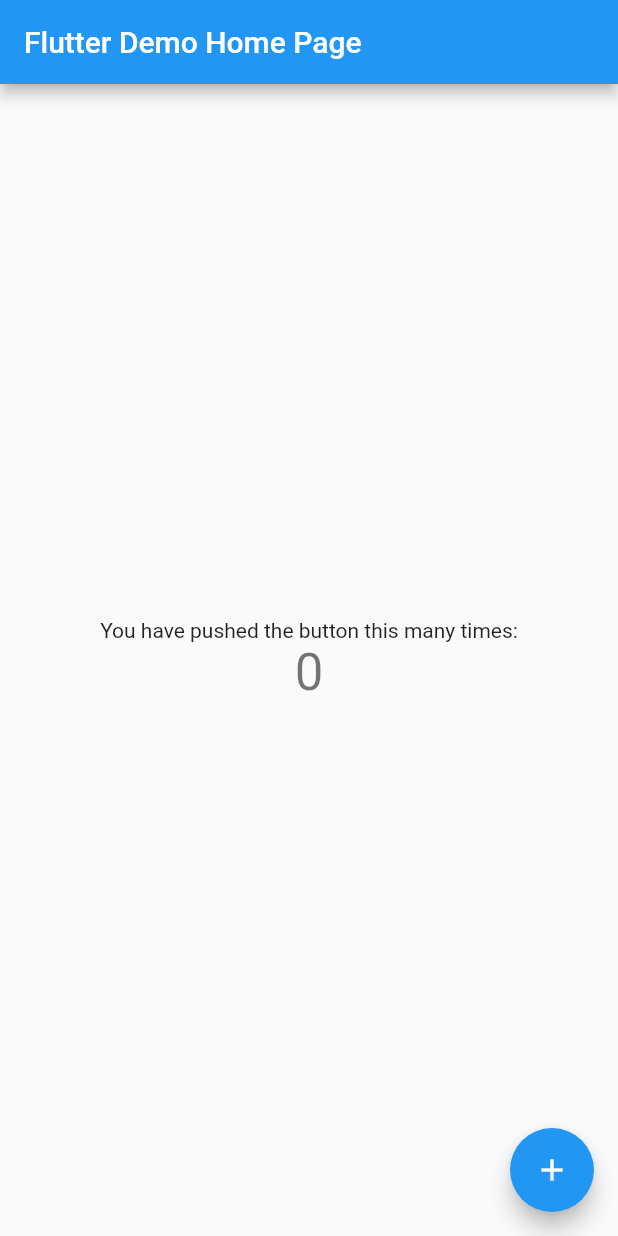
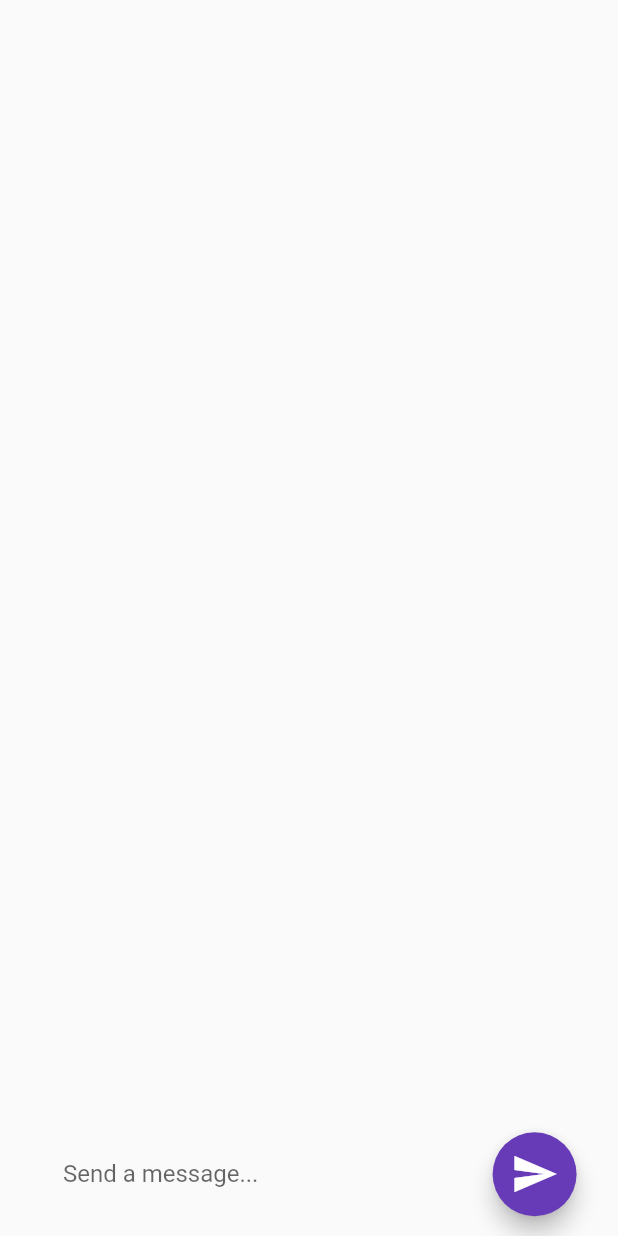
Before and after one commit to mattiaskjellsson/flutter-chat-front, a Flutter app: the screen it shows after launch, on a phone screen of 412 x 824 dp. Run offline on Flutter 3.47's test engine with Material 2 defaults, Android fonts, the phone set to English and light mode, and no system bars; missing offline and left inert: flutter_socket_io.

Commit message:
Add some stuff and things.

```diff
--- /dev/null
+++ b/lib/HomePage.dart
@@ -0,0 +1,137 @@
+import 'dart:convert';
+import 'package:flutter/material.dart';
+import 'package:flutter_socket_io/flutter_socket_io.dart';
+import 'package:flutter_socket_io/socket_io_manager.dart';
+
+class HomePage extends StatefulWidget {
+  @override
+  _HomePageState createState() => _HomePageState();
+}
+
+class _HomePageState extends State<HomePage> {
+  late SocketIO socketIO;
+  late List<String> messages;
+  late double height;
+  late double width;
+  late TextEditingController edit;
+  late ScrollController scroll;
+
+  @override
+  void initState() {
+    messages = [];
+    edit = TextEditingController();
+    scroll = ScrollController();
+
+    socketIO = SocketIOManager().createSocketIO(
+      'localhost',
+      '/',
+    );
+    socketIO.init();
+    socketIO.subscribe('receive_message', (jsonData) {
+      Map<String, dynamic> data = json.decode(jsonData);
+      this.setState(() => messages.add(data['message']));
+      scroll.animateTo(
+        scroll.position.maxScrollExtent,
+        duration: Duration(milliseconds: 600),
+        curve: Curves.ease,
+      );
+    });
+    socketIO.connect();
+
+    super.initState();
+  }
+
+  Widget buildSingleMessage(int index) {
+    return Container(
+      alignment: Alignment.centerLeft,
+      child: Container(
+        padding: const EdgeInsets.all(16.0),
+        margin: const EdgeInsets.only(bottom: 16.0, left: 16.0),
+        decoration: BoxDecoration(
+          color: Colors.deepPurple,
+          borderRadius: BorderRadius.circular(16.0),
+        ),
+        child: Text(
+          messages[index],
+          style: TextStyle(color: Colors.white, fontSize: 16.0),
+        ),
+      ),
+    );
+  }
+
+  Widget buildMessageList() {
+    return Container(
+      height: height * 0.8,
+      width: width,
+      child: ListView.builder(
+        controller: scroll,
+        itemCount: messages.length,
+        itemBuilder: (BuildContext context, int index) {
+          return buildSingleMessage(index);
+        },
+      ),
+    );
+  }
+
+  Widget buildChatInput() {
+    return Container(
+      width: width * 0.7,
+      padding: const EdgeInsets.all(2.0),
+      margin: const EdgeInsets.only(left: 40.0),
+      child: TextField(
+        decoration: InputDecoration.collapsed(
+          hintText: 'Send a message...',
+        ),
+        controller: edit,
+      ),
+    );
+  }
+
+  Widget buildSendButton() {
+    return FloatingActionButton(
+      backgroundColor: Colors.deepPurple,
+      onPressed: () {
+        if (edit.text.isNotEmpty) {
+          socketIO.sendMessage(
+              'send_message', json.encode({'message': edit.text}));
+          this.setState(() => messages.add(edit.text));
+          edit.text = '';
+          scroll.animateTo(
+            scroll.position.maxScrollExtent,
+            duration: Duration(milliseconds: 600),
+            curve: Curves.ease,
+          );
+        }
+      },
+      child: Icon(
+        Icons.send,
+        size: 32,
+      ),
+    );
+  }
+
+  Widget buildInputArea() {
+    return Container(
+      height: height * 0.1,
+      width: width,
+      child: Row(children: <Widget>[
+        buildChatInput(),
+        buildSendButton(),
+      ]),
+    );
+  }
+
+  @override
+  Widget build(BuildContext context) {
+    height = MediaQuery.of(context).size.height;
+    width = MediaQuery.of(context).size.width;
+    return Scaffold(
+      body: SingleChildScrollView(
+          child: Column(children: <Widget>[
+        SizedBox(height: height * 0.1),
+        buildMessageList(),
+        buildInputArea(),
+      ])),
+    );
+  }
+}
--- a/lib/main.dart
+++ b/lib/main.dart
@@ -1,113 +1,19 @@
 import 'package:flutter/material.dart';
+import './HomePage.dart';
 
 void main() {
   runApp(MyApp());
 }
 
 class MyApp extends StatelessWidget {
-  // This widget is the root of your application.
   @override
   Widget build(BuildContext context) {
     return MaterialApp(
       title: 'Flutter Demo',
       theme: ThemeData(
-        // This is the theme of your application.
-        //
-        // Try running your application with "flutter run". You'll see the
-        // application has a blue toolbar. Then, without quitting the app, try
-        // changing the primarySwatch below to Colors.green and then invoke
-        // "hot reload" (press "r" in the console where you ran "flutter run",
-        // or simply save your changes to "hot reload" in a Flutter IDE).
-        // Notice that the counter didn't reset back to zero; the application
-        // is not restarted.
         primarySwatch: Colors.blue,
       ),
-      home: MyHomePage(title: 'Flutter Demo Home Page'),
+      home: HomePage(),
     );
   }
 }
-
-class MyHomePage extends StatefulWidget {
-  MyHomePage({Key? key, required this.title}) : super(key: key);
-
-  // This widget is the home page of your application. It is stateful, meaning
-  // that it has a State object (defined below) that contains fields that affect
-  // how it looks.
-
-  // This class is the configuration for the state. It holds the values (in this
-  // case the title) provided by the parent (in this case the App widget) and
-  // used by the build method of the State. Fields in a Widget subclass are
-  // always marked "final".
-
-  final String title;
-
-  @override
-  _MyHomePageState createState() => _MyHomePageState();
-}
-
-class _MyHomePageState extends State<MyHomePage> {
-  int _counter = 0;
-
-  void _incrementCounter() {
-    setState(() {
-      // This call to setState tells the Flutter framework that something has
-      // changed in this State, which causes it to rerun the build method below
-      // so that the display can reflect the updated values. If we changed
-      // _counter without calling setState(), then the build method would not be
-      // called again, and so nothing would appear to happen.
-      _counter++;
-    });
-  }
-
-  @override
-  Widget build(BuildContext context) {
-    // This method is rerun every time setState is called, for instance as done
-    // by the _incrementCounter method above.
-    //
-    // The Flutter framework has been optimized to make rerunning build methods
-    // fast, so that you can just rebuild anything that needs updating rather
-    // than having to individually change instances of widgets.
-    return Scaffold(
-      appBar: AppBar(
-        // Here we take the value from the MyHomePage object that was created by
-        // the App.build method, and use it to set our appbar title.
-        title: Text(widget.title),
-      ),
-      body: Center(
-        // Center is a layout widget. It takes a single child and positions it
-        // in the middle of the parent.
-        child: Column(
-          // Column is also a layout widget. It takes a list of children and
-          // arranges them vertically. By default, it sizes itself to fit its
-          // children horizontally, and tries to be as tall as its parent.
-          //
-          // Invoke "debug painting" (press "p" in the console, choose the
-          // "Toggle Debug Paint" action from the Flutter Inspector in Android
-          // Studio, or the "Toggle Debug Paint" command in Visual Studio Code)
-          // to see the wireframe for each widget.
-          //
-          // Column has various properties to control how it sizes itself and
-          // how it positions its children. Here we use mainAxisAlignment to
-          // center the children vertically; the main axis here is the vertical
-          // axis because Columns are vertical (the cross axis would be
-          // horizontal).
-          mainAxisAlignment: MainAxisAlignment.center,
-          children: <Widget>[
-            Text(
-              'You have pushed the button this many times:',
-            ),
-            Text(
-              '$_counter',
-              style: Theme.of(context).textTheme.headline4,
-            ),
-          ],
-        ),
-      ),
-      floatingActionButton: FloatingActionButton(
-        onPressed: _incrementCounter,
-        tooltip: 'Increment',
-        child: Icon(Icons.add),
-      ), // This trailing comma makes auto-formatting nicer for build methods.
-    );
-  }
-}
```
Also changed, not shown: pubspec.yaml (+7 -62 lines), pubspec.lock, 133 other files.
